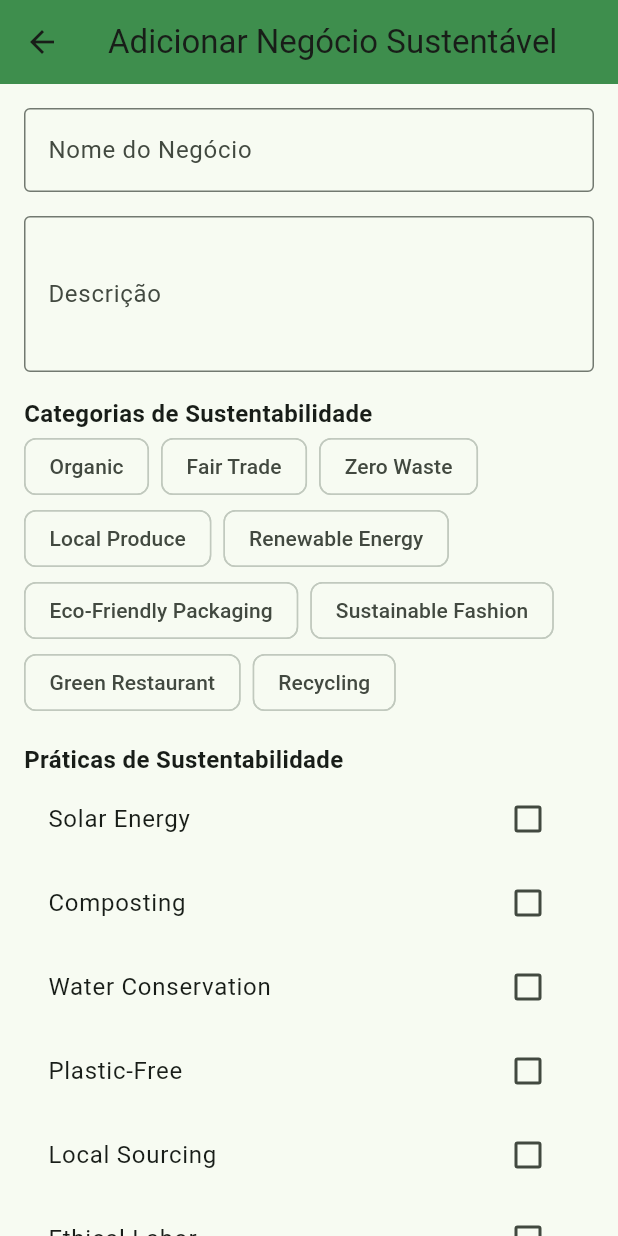
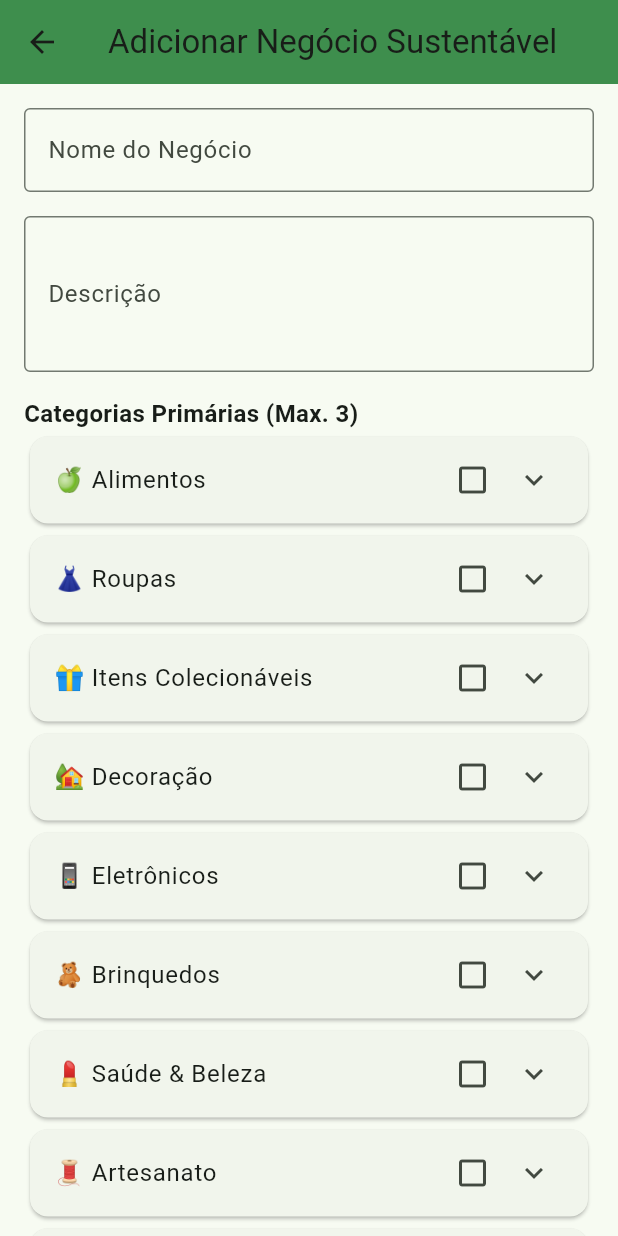
Before and after one commit to migalha212/ESOF-1, a Flutter app: the AddBusinessPage screen opened directly, on a phone screen of 412 x 824 dp. Run offline on Flutter 3.47's test engine with Material 3 defaults, Android fonts, the phone set to English and light mode, and no system bars; our stand-ins replace cloud_firestore, firebase_core, google_maps_flutter, location; accounts and stored records are empty.

Commit message:
Fixed Add-Bussiness Page

```diff
--- a/lib/pages/add_bussiness.dart
+++ b/lib/pages/add_bussiness.dart
@@ -1,6 +1,5 @@
 import 'package:flutter/material.dart';
 import 'package:cloud_firestore/cloud_firestore.dart';
-
 
 class AddBusinessPage extends StatefulWidget {
   @override
@@ -9,7 +8,6 @@ class AddBusinessPage extends StatefulWidget {
 
 class BusinessService {
   final FirebaseFirestore _db = FirebaseFirestore.instance;
-
   Future<void> addBusiness(SustainableBusiness business) async {
     try {
       await _db.collection('businesses').add(business.toMap());
@@ -19,12 +17,10 @@ class BusinessService {
   }
 }
 
-
 class _AddBusinessPageState extends State<AddBusinessPage> {
   final _formKey = GlobalKey<FormState>();
   final BusinessService _businessService = BusinessService();
 
-  // Controladores para campos de texto
   final TextEditingController _nameController = TextEditingController();
   final TextEditingController _descriptionController = TextEditingController();
   final TextEditingController _addressController = TextEditingController();
@@ -33,65 +29,186 @@ class _AddBusinessPageState extends State<AddBusinessPage> {
   final TextEditingController _latitudeController = TextEditingController();
   final TextEditingController _longitudeController = TextEditingController();
 
-  // Lista de categorias selecionáveis
-  final List<String> _allCategories = [
-    'Organic',
-    'Fair Trade',
-    'Zero Waste',
-    'Local Produce',
-    'Renewable Energy',
-    'Eco-Friendly Packaging',
-    'Sustainable Fashion',
-    'Green Restaurant',
-    'Recycling',
-  ];
+  final Map<String, Map<String, dynamic>> _primaryCategories = {
+    'Alimentos': {
+      'emoji': '🍏',
+      'subcategories': ['Orgânicos', 'Veganos', 'Artesanais'],
+    },
+    'Roupas': {
+      'emoji': '👗',
+      'subcategories': ['Reciclada', 'Eco-Friendly', 'Segunda Mao'],
+    },
+    'Itens Colecionáveis': {
+      'emoji': '🎁',
+      'subcategories': ['Vintage', 'Edição Limitada', 'Antiguidades'],
+    },
+    'Decoração': {
+      'emoji': '🏡',
+      'subcategories': ['Móveis', 'Iluminação', 'Arte'],
+    },
+    'Eletrônicos': {
+      'emoji': '📱',
+      'subcategories': ['Smartphones', 'Computadores', 'Acessórios'],
+    },
+    'Brinquedos': {
+      'emoji': '🧸',
+      'subcategories': ['Educativos', 'Criativos', 'Lúdicos'],
+    },
+    'Saúde & Beleza': {
+      'emoji': '💄',
+      'subcategories': ['Cosméticos', 'Cuidados Pessoais', 'Fitness'],
+    },
+    'Artesanato': {
+      'emoji': '🧵',
+      'subcategories': ['Feito à mão', 'Reciclado', 'Regional'],
+    },
+    'Livros': {
+      'emoji': '📚',
+      'subcategories': ['Romance', 'Não-Ficção', 'Infantis'],
+    },
+    'Esportes & Lazer': {
+      'emoji': '⚽',
+      'subcategories': ['Academia', 'Ao ar livre', 'Indoor'],
+    },
+  };
 
-  // Categorias selecionadas
-  List<String> _selectedCategories = [];
+  List<String> _selectedPrimaryCategories = [];
+  Map<String, List<String>> _selectedSubcategories = {};
 
-  // Mapa de práticas de sustentabilidade
-  Map<String, bool> _sustainabilityPractices = {
-    'Solar Energy': false,
-    'Composting': false,
-    'Water Conservation': false,
-    'Plastic-Free': false,
-    'Local Sourcing': false,
-    'Ethical Labor': false,
+  Map<String, bool> _certifications = {
+    'Certificado Orgânico': false,
+    'Fair Trade Certified': false,
+    'Green Business Award': false,
   };
 
   void _submitBusiness() async {
-    if (_formKey.currentState!.validate()) {
-      // Coletar práticas de sustentabilidade selecionadas
-      Map<String, dynamic> sustainability = {};
-      _sustainabilityPractices.forEach((key, value) {
-        if (value) sustainability[key] = true;
+    if (_formKey.currentState!.validate() && _selectedPrimaryCategories.isNotEmpty) {
+      List<String> primaries = List.from(_selectedPrimaryCategories);
+      Map<String, dynamic> subs = {};
+      _selectedSubcategories.forEach((k, v) => subs[k] = v);
+      List<String> certs = [];
+      _certifications.forEach((k, v) {
+        if (v) certs.add(k);
       });
-
       SustainableBusiness business = SustainableBusiness(
-        id: '', // Firestore gerará automaticamente
+        id: '',
         name: _nameController.text,
         description: _descriptionController.text,
         latitude: double.parse(_latitudeController.text),
         longitude: double.parse(_longitudeController.text),
-        categories: _selectedCategories,
+        primaryCategories: primaries,
+        subcategories: subs,
         address: _addressController.text,
         contactPhone: _phoneController.text,
         website: _websiteController.text,
-        sustainability: sustainability,
+        certifications: certs,
       );
-
       try {
         await _businessService.addBusiness(business);
-        ScaffoldMessenger.of(context).showSnackBar(
-          SnackBar(content: Text('Negócio adicionado com sucesso!')),
-        );
-        Navigator.pop(context); // Voltar para a tela anterior
+        ScaffoldMessenger.of(context)
+            .showSnackBar(SnackBar(content: Text('Negócio adicionado com sucesso!')));
+        Navigator.pop(context);
       } catch (e) {
-        ScaffoldMessenger.of(context).showSnackBar(
-          SnackBar(content: Text('Erro ao adicionar negócio: $e')),
-        );
+        ScaffoldMessenger.of(context)
+            .showSnackBar(SnackBar(content: Text('Erro ao adicionar negócio: $e')));
       }
+    } else {
+      ScaffoldMessenger.of(context).showSnackBar(
+          SnackBar(content: Text('Selecione pelo menos uma categoria primária')));
     }
+  }
+
+  Widget _buildPrimaryCategoryTile(String category, Map<String, dynamic> data) {
+    bool selected = _selectedPrimaryCategories.contains(category);
+    return Card(
+      child: AnimatedContainer(
+        duration: Duration(milliseconds: 300),
+        child: ExpansionTile(
+          key: PageStorageKey(category),
+          initiallyExpanded: selected,
+          title: Row(
+            children: [
+              Text('${data['emoji']} $category'),
+              Spacer(),
+              InkWell(
+                onTap: () {
+                  setState(() {
+                    if (selected) {
+                      _selectedPrimaryCategories.remove(category);
+                      _selectedSubcategories.remove(category);
+                    } else {
+                      if (_selectedPrimaryCategories.length < 3) {
+                        _selectedPrimaryCategories.add(category);
+                        _selectedSubcategories[category] = [];
+                      }
+                    }
+                  });
+                },
+                child: Container(
+                  padding: EdgeInsets.all(1),
+                  decoration: BoxDecoration(
+                    color: Colors.transparent,
+                    shape: BoxShape.rectangle,
+                  ),
+                  child: Icon(
+                    selected ? Icons.check_box : Icons.check_box_outline_blank,
+                    color: selected ? Colors.green : null,
+                  ),
+                ),
+              ),
+            ],
+          ),
+          onExpansionChanged: (expanded) {
+            if (expanded && !selected) {
+              if (_selectedPrimaryCategories.length < 2) {
+                setState(() {
+                  _selectedPrimaryCategories.add(category);
+                  _selectedSubcategories[category] = [];
+                });
+              }
+            }
+          },
+          children: [
+            Wrap(
+              spacing: 8,
+              children: List<String>.from(data['subcategories']).map((sub) {
+                bool subSelected = _selectedSubcategories[category]?.contains(sub) ?? false;
+                return ChoiceChip(
+                  label: Text(sub),
+                  selected: subSelected,
+                  onSelected: (bool sel) {
+                    setState(() {
+                      if (sel) {
+                        if (_selectedSubcategories[category] == null) {
+                          _selectedSubcategories[category] = [sub];
+                        } else {
+                          _selectedSubcategories[category]!.add(sub);
+                        }
+                      } else {
+                        _selectedSubcategories[category]?.remove(sub);
+                      }
+                    });
+                  },
+                );
+              }).toList(),
+            ),
+            SizedBox(height: 8),
+            Align(
+              alignment: Alignment.centerRight,
+              child: TextButton(
+                onPressed: () {
+                  setState(() {
+                    _selectedPrimaryCategories.remove(category);
+                    _selectedSubcategories.remove(category);
+                  });
+                },
+                child: Text('Desselecionar'),
+              ),
+            )
+          ],
+        ),
+      ),
+    );
   }
 
   @override
@@ -108,19 +225,15 @@ class _AddBusinessPageState extends State<AddBusinessPage> {
           child: Column(
             crossAxisAlignment: CrossAxisAlignment.stretch,
             children: [
-              // Campos de texto para informações básicas
               TextFormField(
                 controller: _nameController,
                 decoration: InputDecoration(
                   labelText: 'Nome do Negócio',
                   border: OutlineInputBorder(),
                 ),
-                validator: (value) {
-                  if (value == null || value.isEmpty) {
-                    return 'Por favor, insira o nome do negócio';
-                  }
-                  return null;
-                },
+                validator: (value) => (value == null || value.isEmpty)
+                    ? 'Por favor, insira o nome do negócio'
+                    : null,
               ),
               SizedBox(height: 16),
               TextFormField(
@@ -130,58 +243,37 @@ class _AddBusinessPageState extends State<AddBusinessPage> {
                   border: OutlineInputBorder(),
                 ),
                 maxLines: 3,
-                validator: (value) {
-                  if (value == null || value.isEmpty) {
-                    return 'Por favor, insira uma descrição';
-                  }
-                  return null;
-                },
+                validator: (value) => (value == null || value.isEmpty)
+                    ? 'Por favor, insira uma descrição'
+                    : null,
               ),
               SizedBox(height: 16),
-              // Seleção de Categorias
               Text(
-                'Categorias de Sustentabilidade',
+                'Categorias Primárias (Max. 3)',
                 style: TextStyle(fontSize: 16, fontWeight: FontWeight.bold),
               ),
-              Wrap(
-                spacing: 8,
-                children: _allCategories.map((category) {
-                  return ChoiceChip(
-                    label: Text(category),
-                    selected: _selectedCategories.contains(category),
-                    onSelected: (bool selected) {
+              ..._primaryCategories.entries
+                  .map((entry) => _buildPrimaryCategoryTile(entry.key, entry.value))
+                  .toList(),
+              SizedBox(height: 16),
+              Text(
+                'Certificações / Prêmios',
+                style: TextStyle(fontSize: 16, fontWeight: FontWeight.bold),
+              ),
+              Column(
+                children: _certifications.keys.map((cert) {
+                  return CheckboxListTile(
+                    title: Text(cert),
+                    value: _certifications[cert],
+                    onChanged: (bool? value) {
                       setState(() {
-                        if (selected) {
-                          _selectedCategories.add(category);
-                        } else {
-                          _selectedCategories.remove(category);
-                        }
+                        _certifications[cert] = value!;
                       });
                     },
                   );
                 }).toList(),
               ),
               SizedBox(height: 16),
-              // Práticas de Sustentabilidade
-              Text(
-                'Práticas de Sustentabilidade',
-                style: TextStyle(fontSize: 16, fontWeight: FontWeight.bold),
-              ),
-              Column(
-                children: _sustainabilityPractices.keys.map((practice) {
-                  return CheckboxListTile(
-                    title: Text(practice),
-                    value: _sustainabilityPractices[practice],
-                    onChanged: (bool? value) {
-                      setState(() {
-                        _sustainabilityPractices[practice] = value!;
-                      });
-                    },
-                  );
-                }).toList(),
-              ),
-              SizedBox(height: 16),
-              // Campos de localização
               Row(
                 children: [
                   Expanded(
@@ -192,12 +284,8 @@ class _AddBusinessPageState extends State<AddBusinessPage> {
                         border: OutlineInputBorder(),
                       ),
                       keyboardType: TextInputType.number,
-                      validator: (value) {
-                        if (value == null || value.isEmpty) {
-                          return 'Insira a latitude';
-                        }
-                        return null;
-                      },
+                      validator: (value) =>
+                      (value == null || value.isEmpty) ? 'Insira a latitude' : null,
                     ),
                   ),
                   SizedBox(width: 16),
@@ -209,18 +297,13 @@ class _AddBusinessPageState extends State<AddBusinessPage> {
                         border: OutlineInputBorder(),
                       ),
                       keyboardType: TextInputType.number,
-                      validator: (value) {
-                        if (value == null || value.isEmpty) {
-                          return 'Insira a longitude';
-                        }
-                        return null;
-                      },
+                      validator: (value) =>
+                      (value == null || value.isEmpty) ? 'Insira a longitude' : null,
                     ),
                   ),
                 ],
               ),
               SizedBox(height: 16),
-              // Campos de contato
               TextFormField(
                 controller: _addressController,
                 decoration: InputDecoration(
@@ -269,11 +352,12 @@ class SustainableBusiness {
   String description;
   double latitude;
   double longitude;
-  List<String> categories;
+  List<String> primaryCategories;
+  Map<String, dynamic> subcategories;
   String address;
   String contactPhone;
   String website;
-  Map<String, dynamic> sustainability;
+  List<String> certifications;
 
   SustainableBusiness({
     required this.id,
@@ -281,25 +365,26 @@ class SustainableBusiness {
     required this.description,
     required this.latitude,
     required this.longitude,
-    required this.categories,
+    required this.primaryCategories,
+    required this.subcategories,
     required this.address,
     required this.contactPhone,
     required this.website,
-    required this.sustainability,
+    required this.certifications,
   });
 
-  // Converter para JSON antes de enviar para Firestore
   Map<String, dynamic> toMap() {
     return {
       'name': name,
       'description': description,
       'latitude': latitude,
       'longitude': longitude,
-      'categories': categories,
+      'primaryCategories': primaryCategories,
+      'subcategories': subcategories,
       'address': address,
       'contactPhone': contactPhone,
       'website': website,
-      'sustainability': sustainability,
+      'certifications': certifications,
     };
   }
 }
```
